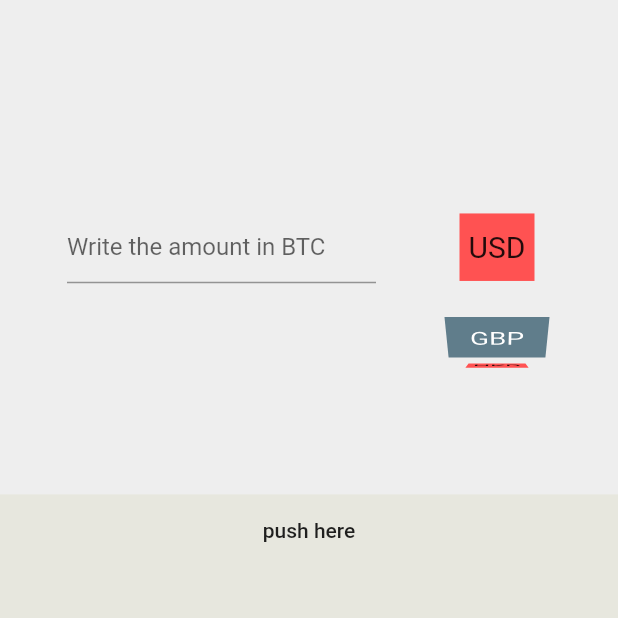
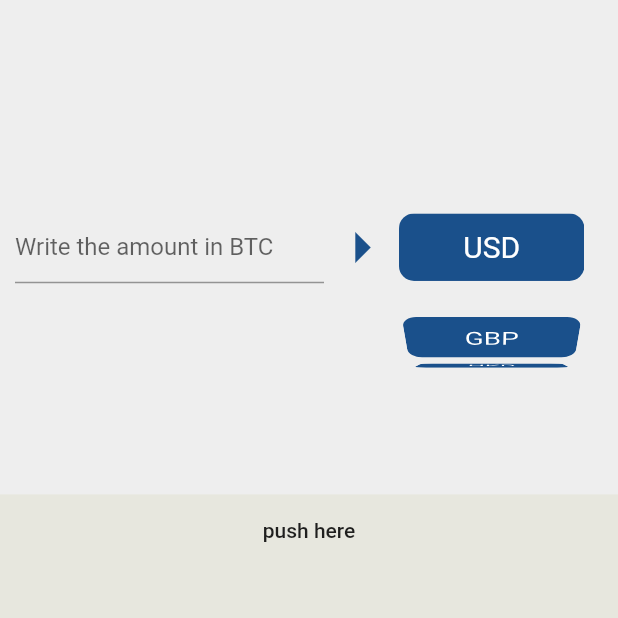
Before and after one commit to MesselemYoucef/crypto_time, a Flutter app: the screen it shows after launch, on a phone screen of 412 x 824 dp, the top half of it. Run offline on Flutter 3.47's test engine with Material 2 defaults, Android fonts, the phone set to English and light mode, and no system bars.

Commit message:
added new components folder

```diff
--- /dev/null
+++ b/lib/components/currency_item.dart
@@ -0,0 +1,25 @@
+import 'package:flutter/material.dart';
+
+class CurrencyItem extends StatelessWidget {
+  final String currencyName;
+  CurrencyItem({this.currencyName});
+  @override
+  Widget build(BuildContext context) {
+    return ClipRRect(
+      borderRadius: BorderRadius.circular(10),
+      child: Container(
+        width: MediaQuery.of(context).size.width * 0.5,
+        color: Color.fromRGBO(26, 80, 139, 1),
+        child: Center(
+          child: Text(
+            currencyName,
+            style: TextStyle(
+              fontSize: 20,
+              color: Colors.white,
+            ),
+          ),
+        ),
+      ),
+    );
+  }
+}
--- a/lib/configuration.dart
+++ b/lib/configuration.dart
@@ -1,4 +1,3 @@
 import 'package:flutter/material.dart';
 
-
 Color backgroundColor = Color.fromRGBO(231, 231, 222, 1);
--- a/lib/screens/home_page.dart
+++ b/lib/screens/home_page.dart
@@ -1,8 +1,8 @@
 import 'package:Crypto_Time/configuration.dart';
 import 'package:flutter/material.dart';
+import 'package:Crypto_Time/components/currency_item.dart';
 import 'package:http/http.dart' as http;
 import 'dart:convert' as convert;
-
 
 class HomePage extends StatefulWidget {
   @override
@@ -10,75 +10,33 @@ class HomePage extends StatefulWidget {
 }
 
 class _HomePageState extends State<HomePage> {
-
   int _selectedItem = 0;
 
   String _cryptoPickedValue = "USD";
-  _apiGetter() async{
-    String url = "https://rest.coinapi.io/v1/exchangerate/BTC/$_cryptoPickedValue?apikey=3CE2C534-375F-4A3A-A2E9-66B07D1AD30C";
+  _apiGetter() async {
+    String url =
+        "https://rest.coinapi.io/v1/exchangerate/BTC/$_cryptoPickedValue?apikey=3CE2C534-375F-4A3A-A2E9-66B07D1AD30C";
 
     var response = await http.get(url);
-    if(response.statusCode == 200){
+    if (response.statusCode == 200) {
       var jsonResponse = convert.jsonDecode(response.body);
       print(jsonResponse["rate"]);
       print("The selected item is: $_selectedItem");
-    }else{
+    } else {
       print("failed to get the api");
     }
   }
+
   @override
   Widget build(BuildContext context) {
+    List<CurrencyItem> items = [
+      CurrencyItem(currencyName: "USD"),
+      CurrencyItem(currencyName: "GBP"),
+      CurrencyItem(currencyName: "HKD"),
+      CurrencyItem(currencyName: "CNY")
+    ];
 
-      List <Container>items = [
-                              Container(
-                                width: 50,
-                                color: Colors.redAccent,
-                                child: Center(
-                                  child: Text("USD",
-                                    style: TextStyle(
-                                      fontSize: 20
-                                    ),
-                                  ),
-                                ),
-                              ),
-                              Container(
-                                width: 80,
-                                color: Colors.blueGrey[500],
-                                child: Center(
-                                  child: Text("GBP",
-                                  textAlign: TextAlign.center,
-                                    style: TextStyle(
-                                      fontSize: 20,
-                                      color: Colors.white,
-                                    ),
-                                  ),
-                                ),
-                              ),
-                              Container(
-                                width: 50,
-                                color: Colors.redAccent,
-                                child: Center(
-                                  child: Text("HKD",
-                                    style: TextStyle(
-                                      fontSize: 20
-                                    ),
-                                  ),
-                                ),
-                              ),
-                              Container(
-                                width: 50,
-                                color: Colors.redAccent,
-                                child: Center(
-                                  child: Text("CNY",
-                                    style: TextStyle(
-                                      fontSize: 20
-                                    ),
-                                  ),
-                                ),
-                              )
-  ];
-
-List<String> _currencies = ["USD","GBP","HKD", "CNY"];
+    List<String> _currencies = ["USD", "GBP", "HKD", "CNY"];
     return Scaffold(
       backgroundColor: backgroundColor,
       body: SafeArea(
@@ -91,12 +49,12 @@ List<String> _currencies = ["USD","GBP","HKD", "CNY"];
               Column(
                 children: [
                   Container(
+                    padding: EdgeInsets.symmetric(horizontal: 10),
                     color: Colors.grey[200],
                     height: MediaQuery.of(context).size.height * 0.4,
                     child: Row(
-                      mainAxisAlignment: MainAxisAlignment.spaceEvenly,
+                      //mainAxisAlignment: MainAxisAlignment.spaceEvenly,
                       children: <Widget>[
-
                         Container(
                           width: MediaQuery.of(context).size.width * 0.5,
                           child: TextFormField(
@@ -106,9 +64,14 @@ List<String> _currencies = ["USD","GBP","HKD", "CNY"];
                             ),
                           ),
                         ),
+                        Icon(
+                          Icons.arrow_right,
+                          size: 50,
+                          color: Color.fromRGBO(26, 80, 139, 1),
+                        ),
                         Container(
                           height: 200,
-                          width: 72,
+                          width: MediaQuery.of(context).size.width * 0.3,
                           child: ListWheelScrollView(
                             itemExtent: 45,
                             physics: FixedExtentScrollPhysics(),
@@ -116,49 +79,22 @@ List<String> _currencies = ["USD","GBP","HKD", "CNY"];
                             children: items,
                             // useMagnifier: true,
                             // magnification: 1.1,
-                            onSelectedItemChanged: (index)=>{
-                              setState((){
+                            onSelectedItemChanged: (index) => {
+                              setState(() {
                                 _selectedItem = index;
                                 _cryptoPickedValue = _currencies[index];
                               })
                             },
                           ),
                         ),
-                        // DropdownButton(
-                        //   value: _cryptoPickedValue,
-                        //   icon: Icon(
-                        //     Icons.arrow_downward,
-                        //   ),
-                        //   iconSize: 24,
-                        //   elevation: 16,
-                        //   style: TextStyle(
-                        //     color: Colors.deepPurple,
-                        //     ),
-                        //   underline: Container(
-                        //     height: 2,
-                        //     color: Colors.deepPurpleAccent,
-                        //   ),
-                        //   onChanged: (String newValue){
-                        //     setState(() {
-                        //       _cryptoPickedValue = newValue;
-                        //     });
-                        //   },
-                        //   items: <String>["USD","GBP","HKD", "CNY"].map<DropdownMenuItem<String>>((String value){
-                        //     return DropdownMenuItem<String>(
-                        //       value: value,
-                        //       child: Text(value),
-                        //     );
-                        //   }).toList()
-                        // )
                       ],
                     ),
                   ),
                   FlatButton(
-                    onPressed: (){
-                      _apiGetter();
-                    },
-                    child: Text("push here")
-                    )
+                      onPressed: () {
+                        _apiGetter();
+                      },
+                      child: Text("push here"))
                 ],
               )
             ],
```
